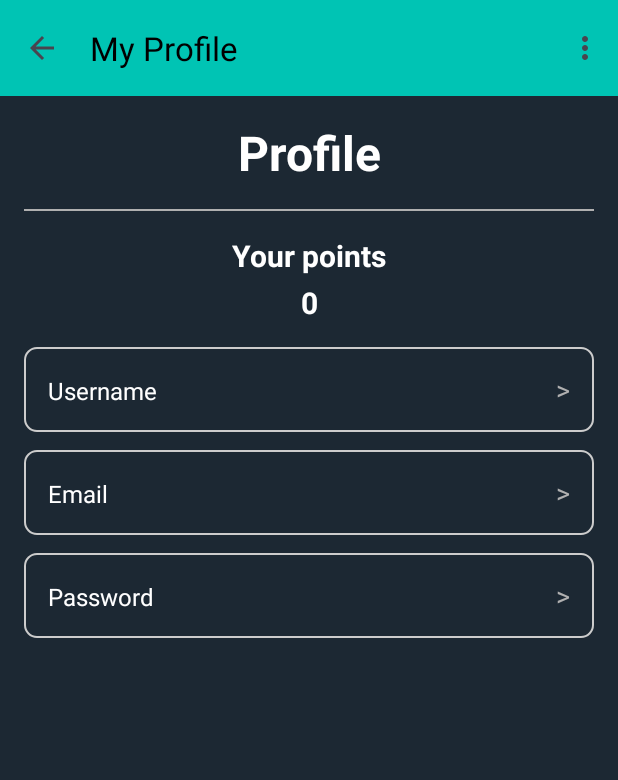
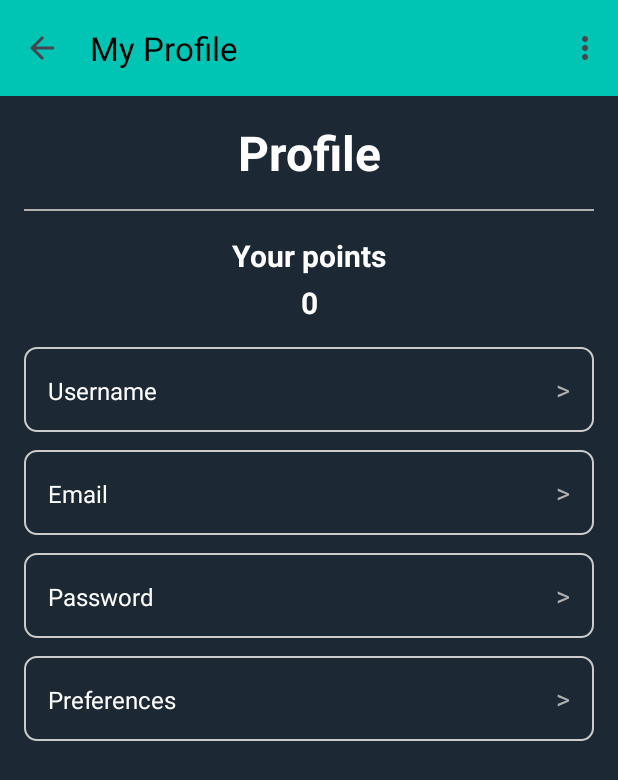
Before and after one commit to IanGalarza/TP-INTEGRADOR-MODULO_NATIVO-ECOTRACKER, an Android app: the screen it shows after launch once a user with an empty profile is signed in (ProfileActivity), after a tap on "Profile", on a phone screen of 412 x 824 dp. Shown: the top 780 px of the screen. Run offline under Robolectric (Android 15) with nearby library versions, the phone set to English and light mode, and no system bars; our stand-ins replace Firebase (no records; nobody signed in at launch, a user with empty details on screens opened directly).

Commit message:
Se agrega values de strings en distintos idiomas para el cambio de idioma preferido

```diff
--- a/app/src/main/java/com/example/proyectointegrador/Detail/DetailActivity.kt
+++ b/app/src/main/java/com/example/proyectointegrador/Detail/DetailActivity.kt
@@ -36,7 +36,7 @@ class DetailActivity : AppCompatActivity() {
         val toolbar = findViewById<Toolbar>(R.id.toolbar)
         setSupportActionBar(toolbar)
         supportActionBar?.setDisplayHomeAsUpEnabled(true)
-        supportActionBar?.title = "Challenge Details"
+        supportActionBar?.title = getString(R.string.title_challenge_detail)
 
         if (savedInstanceState == null) {
             val challengeId = intent.getStringExtra("challengeId")
--- a/app/src/main/java/com/example/proyectointegrador/History/HistoryActivity.kt
+++ b/app/src/main/java/com/example/proyectointegrador/History/HistoryActivity.kt
@@ -32,7 +32,7 @@ class HistoryActivity : AppCompatActivity() {
         val toolbar = findViewById<androidx.appcompat.widget.Toolbar>(R.id.toolbar)
         setSupportActionBar(toolbar)
         supportActionBar?.setDisplayHomeAsUpEnabled(true)
-        supportActionBar?.title = "History"
+        supportActionBar?.title = getString(R.string.history)
     }
 
     override fun onCreateOptionsMenu(menu: Menu?): Boolean {
--- a/app/src/main/java/com/example/proyectointegrador/MainActivity.kt
+++ b/app/src/main/java/com/example/proyectointegrador/MainActivity.kt
@@ -111,14 +111,14 @@ class MainActivity : AppCompatActivity() {
                 welcomeSpinner.visibility = View.GONE
                 if (document != null && document.exists()) {
                     val name = document.getString("name")
-                    welcomeTextView.text = "Welcome, $name!"
+                    welcomeTextView.text = getString(R.string.welcome_user, name)
                 } else {
-                    welcomeTextView.text = "Welcome!"
+                    welcomeTextView.text = getString(R.string.welcome)
                 }
             }
             .addOnFailureListener {
                 welcomeSpinner.visibility = View.GONE
-                welcomeTextView.text = "Welcome!"
+                welcomeTextView.text = getString(R.string.welcome)
             }
     }
 
@@ -215,7 +215,7 @@ class MainActivity : AppCompatActivity() {
                 activeChallengesSpinner.visibility = View.GONE
                 activeChallengesCard.visibility = View.GONE
                 noActiveChallengesText.visibility = View.VISIBLE
-                Toast.makeText(this, "Error loading challenges.", Toast.LENGTH_SHORT).show()
+                Toast.makeText(this, getString(R.string.error_loading_challenges), Toast.LENGTH_SHORT).show()
             }
     }
 }
--- a/app/src/main/java/com/example/proyectointegrador/profile/ProfileActivity.kt
+++ b/app/src/main/java/com/example/proyectointegrador/profile/ProfileActivity.kt
@@ -31,7 +31,7 @@ class ProfileActivity : AppCompatActivity() {
         val toolbar = findViewById<androidx.appcompat.widget.Toolbar>(R.id.toolbar)
         setSupportActionBar(toolbar)
         supportActionBar?.setDisplayHomeAsUpEnabled(true)
-        supportActionBar?.title = "My Profile"
+        supportActionBar?.title = getString(R.string.title_profile)
     }
 
     override fun onCreateOptionsMenu(menu: Menu?): Boolean {
--- a/app/src/main/java/com/example/proyectointegrador/ranking/RankingActivity.kt
+++ b/app/src/main/java/com/example/proyectointegrador/ranking/RankingActivity.kt
@@ -32,7 +32,7 @@ class RankingActivity : AppCompatActivity() {
         val toolbar = findViewById<androidx.appcompat.widget.Toolbar>(R.id.toolbar)
         setSupportActionBar(toolbar)
         supportActionBar?.setDisplayHomeAsUpEnabled(true)
-        supportActionBar?.title = "Ranking"
+        supportActionBar?.title = getString(R.string.ranking)
     }
 
     override fun onCreateOptionsMenu(menu: Menu?): Boolean {
--- a/app/src/main/res/layout/fragment_profile_detail.xml
+++ b/app/src/main/res/layout/fragment_profile_detail.xml
@@ -178,6 +178,34 @@
                     android:text="@string/rightArrow"
                     android:textSize="18sp" />
             </LinearLayout>
+
+            <LinearLayout
+                android:id="@+id/btn_edit_preferences"
+                android:layout_width="match_parent"
+                android:layout_height="wrap_content"
+                android:orientation="horizontal"
+                android:padding="16dp"
+                android:layout_marginTop="12dp"
+                android:background="@drawable/bg_card_border"
+                android:foreground="?attr/selectableItemBackground"
+                android:clickable="true"
+                android:focusable="true">
+
+                <TextView
+                    android:layout_width="0dp"
+                    android:layout_height="wrap_content"
+                    android:text="@string/preferences"
+                    android:textColor="@color/white"
+                    android:textSize="16sp"
+                    android:layout_weight="1" />
+
+                <TextView
+                    android:layout_width="wrap_content"
+                    android:layout_height="wrap_content"
+                    android:textColor="@color/gray"
+                    android:text="@string/rightArrow"
+                    android:textSize="18sp" />
+            </LinearLayout>
         </LinearLayout>
     </androidx.constraintlayout.widget.ConstraintLayout>
 
--- a/app/src/main/res/values/strings.xml
+++ b/app/src/main/res/values/strings.xml
@@ -1,5 +1,5 @@
 <resources>
-    <string name="app_name">ProyectoIntegrador</string>
+    <string name="app_name">EcoTracker</string>
     <string name="login">Login</string>
     <string name="email">Email</string>
     <string name="password">Password</string>
@@ -12,9 +12,15 @@
     <string name="logout">Logout</string>
     <string name="fullname">Fullname</string>
     <string name="welcome">Welcome!</string>
+    <string name="challenge_started">Challenge started!</string>
+    <string name="challenge_category">Category: %1$s</string>
+    <string name="challenge_status">Status: %1$s</string>
+    <string name="welcome_user">Welcome, %1$s!</string>
+    <string name="error_loading_challenges">Error loading challenges.</string>
     <string name="title_activity_challenge_detail_host">ChallengeDetailHostActivity</string>
     <string name="title_challenge_list">Challenges</string>
     <string name="title_challenge_detail">Challenge Detail</string>
+    <string name="error_loading_challenges_list">Error loading challenges: %1$s</string>
     <string name="challenges">Challenges</string>
     <string name="ranking">Ranking</string>
     <string name="challenge_history">Challenge history</string>
@@ -24,6 +30,10 @@
     <string name="objectives">Objectives:</string>
     <string name="accept">Accept</string>
     <string name="active_challenges">Active Challenges:</string>
+    <string name="error_auth_or_challenge">User not authenticated or invalid challenge</string>
+    <string name="challenge_saved_success">Challenge started and saved!</string>
+    <string name="error_saving_challenge">Error saving challenge: %1$s</string>
+    <string name="title_profile">My Profile</string>
     <!-- TODO: Remove or change this placeholder text -->
     <string name="hello_blank_fragment">Hello blank fragment</string>
     <string name="save_changes">Save Changes</string>
@@ -35,4 +45,5 @@
     <string name="rightArrow"><![CDATA[>]]></string>
     <string name="history">History</string>
     <string name="you_have_no_active_challenges">You have no active challenges.</string>
+    <string name="preferences">Preferences</string>
 </resources>
```
Also changed, not shown: app/src/main/java/com/example/proyectointegrador/ChallengeDetailFragment.kt (+6 -7 lines), app/src/main/java/com/example/proyectointegrador/ChallengeListFragment.kt (+5 -3 lines), 2 other files.
